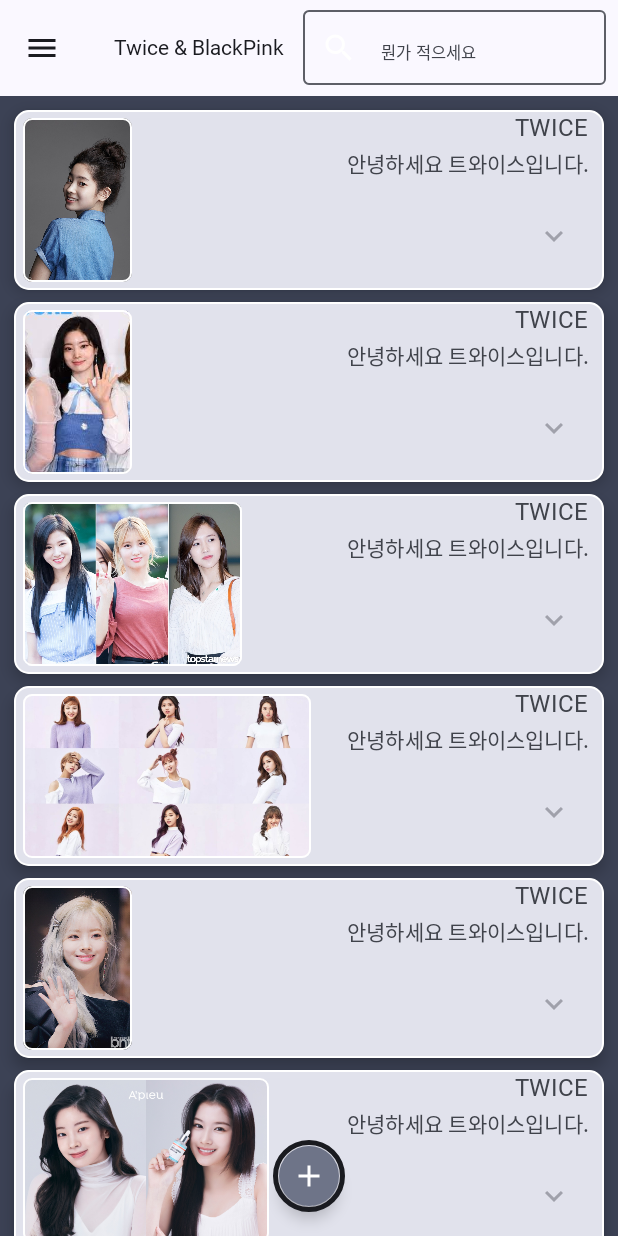
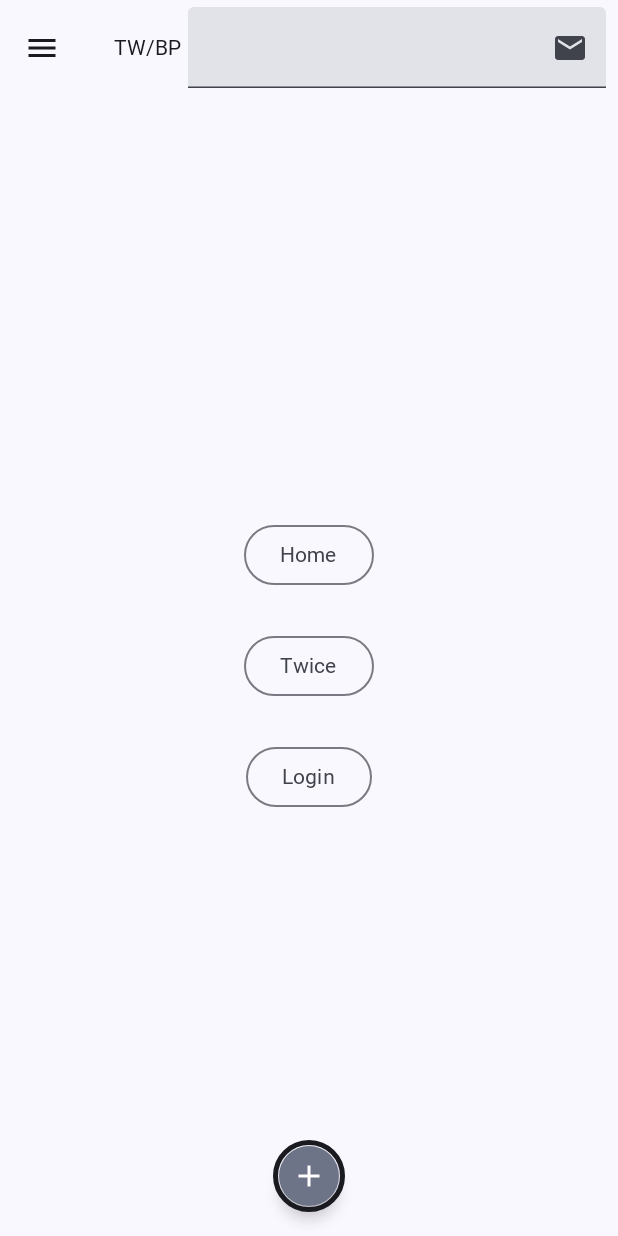
Before and after one commit to slow333/android-components-viewmodel-navigator, an Android app built with Jetpack Compose: the screen it shows after launch (MainActivity), on a phone screen of 412 x 824 dp. Run offline under Robolectric (Android 15) with nearby library versions, the phone set to English and light mode, and no system bars; Roboto replaces fonts that are not available here.

Commit message:
navigation setting-route, screen구성

```diff
--- a/app/build.gradle
+++ b/app/build.gradle
@@ -60,6 +60,10 @@
     implementation 'androidx.compose.ui:ui-graphics'
     implementation 'androidx.compose.ui:ui-tooling-preview'
     implementation 'androidx.compose.material3:material3'
+
+    implementation 'androidx.navigation:navigation-runtime-ktx:2.6.0-alpha06'
+    def nav_version = "2.5.3"
+    implementation "androidx.navigation:navigation-compose:$nav_version"
     testImplementation 'junit:junit:4.13.2'
     androidTestImplementation 'androidx.test.ext:junit:1.1.5'
     androidTestImplementation 'androidx.test.espresso:espresso-core:3.5.1'
--- a/app/src/main/java/kr/logcenter/restart/MainActivity.kt
+++ b/app/src/main/java/kr/logcenter/restart/MainActivity.kt
@@ -7,36 +7,25 @@
 import androidx.compose.material3.MaterialTheme
 import androidx.compose.material3.Surface
 import androidx.compose.ui.Modifier
-import kr.logcenter.restart.components.ScaffoldTwice
-import kr.logcenter.restart.components.TwiceCardList
+import androidx.navigation.NavHostController
+import androidx.navigation.compose.rememberNavController
 import kr.logcenter.restart.ui.theme.RestartTheme
 
 class MainActivity : ComponentActivity() {
+
+   private lateinit var navController: NavHostController
    override fun onCreate(savedInstanceState: Bundle?) {
       super.onCreate(savedInstanceState)
       setContent {
          RestartTheme {
-            // A surface container using the 'background' color from the theme
             Surface(
                modifier = Modifier.fillMaxSize(),
                color = MaterialTheme.colorScheme.background
             ) {
-               ScaffoldTwice {
-                  TwiceCardList()
-               }
+               navController = rememberNavController()
+               SetupNavGraph(navController = navController)
             }
          }
       }
    }
 }
-
-
-
-
-//@Preview(showBackground = true)
-//@Composable
-//fun GreetingPreview() {
-//   RestartTheme {
-//      Greeting("Android")
-//   }
-//}
--- /dev/null
+++ b/app/src/main/java/kr/logcenter/restart/NavGraph.kt
@@ -0,0 +1,20 @@
+package kr.logcenter.restart
+
+import androidx.compose.runtime.Composable
+import androidx.navigation.NavHostController
+import androidx.navigation.compose.NavHost
+import androidx.navigation.compose.composable
+import kr.logcenter.restart.components.HomeScreen
+import kr.logcenter.restart.components.Login
+import kr.logcenter.restart.components.TwiceCardList
+import kr.logcenter.restart.data.twiceList
+
+@Composable
+fun SetupNavGraph( navController: NavHostController
+) {
+   NavHost(navController = navController, startDestination = Screen.Home.route){
+      composable(route = Screen.Home.route ) { HomeScreen(navController) }
+      composable(route = Screen.Login.route ) { Login(navController) }
+      composable(route = Screen.Blackpink.route ) { TwiceCardList(twiceList, navController) }
+   }
+}
--- /dev/null
+++ b/app/src/main/java/kr/logcenter/restart/Screen.kt
@@ -0,0 +1,7 @@
+package kr.logcenter.restart
+
+sealed class Screen(val route: String) {
+   object Home: Screen(route = "home_screen")
+   object Login: Screen(route = "login_screen")
+   object Blackpink: Screen(route = "blackpink_screen")
+}
--- /dev/null
+++ b/app/src/main/java/kr/logcenter/restart/components/GoogleButton.kt
@@ -0,0 +1,8 @@
+package kr.logcenter.restart.components
+
+import androidx.compose.runtime.Composable
+
+@Composable
+fun GoogleButton() {
+
+}
--- /dev/null
+++ b/app/src/main/java/kr/logcenter/restart/components/HomeScreen.kt
@@ -0,0 +1,50 @@
+package kr.logcenter.restart.components
+
+import androidx.compose.foundation.background
+import androidx.compose.foundation.clickable
+import androidx.compose.foundation.layout.Arrangement
+import androidx.compose.foundation.layout.Box
+import androidx.compose.foundation.layout.Column
+import androidx.compose.foundation.layout.fillMaxSize
+import androidx.compose.material3.Button
+import androidx.compose.material3.MaterialTheme
+import androidx.compose.material3.OutlinedButton
+import androidx.compose.material3.Text
+import androidx.compose.runtime.Composable
+import androidx.compose.ui.Alignment
+import androidx.compose.ui.Modifier
+import androidx.compose.ui.text.font.FontWeight
+import androidx.compose.ui.unit.dp
+import androidx.navigation.NavController
+import kr.logcenter.restart.Screen
+
+@Composable
+fun HomeScreen(navController: NavController) {
+
+   ScaffoldTwice(navController = navController) {
+      Column(
+         modifier = Modifier.fillMaxSize()
+            .background(MaterialTheme.colorScheme.surface),
+         verticalArrangement = Arrangement.spacedBy(26.dp, alignment = Alignment.CenterVertically),
+         horizontalAlignment = Alignment.CenterHorizontally
+      ) {
+         OutlinedButton(onClick = { navController.navigate(route = Screen.Home.route) },
+         ) {
+            Text(text = "Home")
+         }
+         OutlinedButton(onClick = { navController.navigate(route = Screen.Blackpink.route) },
+         ) {
+            Text(text = "Twice")
+         }
+         OutlinedButton(onClick = { navController.navigate(route = Screen.Login.route) },
+         ) {
+            Text(text = "Login")
+         }
+      }
+   }
+}
+
+@Composable
+fun OutLinedButton(onClick: () -> Unit, content: () -> Unit) {
+
+}
--- /dev/null
+++ b/app/src/main/java/kr/logcenter/restart/components/Login.kt
@@ -0,0 +1,12 @@
+package kr.logcenter.restart.components
+
+import androidx.compose.material3.Text
+import androidx.compose.runtime.Composable
+import androidx.navigation.NavController
+
+@Composable
+fun Login(navController: NavController) {
+   ScaffoldTwice(navController = navController) {
+      Text("LOgin Screen")
+   }
+}
--- a/app/src/main/java/kr/logcenter/restart/components/MyViewModel.kt
+++ b/app/src/main/java/kr/logcenter/restart/components/MyViewModel.kt
@@ -2,7 +2,6 @@
 
 import androidx.compose.runtime.mutableStateOf
 import androidx.lifecycle.ViewModel
-
 
 class MyViewModel: ViewModel() {
    private val _text = mutableStateOf("안녕")
--- a/app/src/main/java/kr/logcenter/restart/components/ScaffoldTwice.kt
+++ b/app/src/main/java/kr/logcenter/restart/components/ScaffoldTwice.kt
@@ -5,15 +5,20 @@
 import androidx.compose.foundation.layout.Box
 import androidx.compose.foundation.layout.Row
 import androidx.compose.foundation.layout.fillMaxHeight
+import androidx.compose.foundation.layout.fillMaxWidth
 import androidx.compose.foundation.layout.height
 import androidx.compose.foundation.layout.padding
 import androidx.compose.foundation.layout.width
+import androidx.compose.foundation.layout.wrapContentSize
 import androidx.compose.foundation.shape.CircleShape
 import androidx.compose.material.icons.Icons
 import androidx.compose.material.icons.filled.Add
 import androidx.compose.material.icons.filled.Menu
+import androidx.compose.material.icons.filled.MoreVert
 import androidx.compose.material.icons.filled.Search
 import androidx.compose.material3.CenterAlignedTopAppBar
+import androidx.compose.material3.DropdownMenu
+import androidx.compose.material3.DropdownMenuItem
 import androidx.compose.material3.ExperimentalMaterial3Api
 import androidx.compose.material3.ExtendedFloatingActionButton
 import androidx.compose.material3.FabPosition
@@ -33,41 +38,35 @@
 import androidx.compose.ui.Alignment
 import androidx.compose.ui.Modifier
 import androidx.compose.ui.graphics.Color
+import androidx.compose.ui.platform.LocalContext
 import androidx.compose.ui.text.TextStyle
 import androidx.compose.ui.unit.dp
 import androidx.compose.ui.unit.sp
+import androidx.navigation.NavController
+import kr.logcenter.restart.Screen
 
 @SuppressLint("RememberReturnType", "UnusedMaterial3ScaffoldPaddingParameter")
 @OptIn(ExperimentalMaterial3Api::class)
 @Composable
-fun ScaffoldTwice(content: @Composable () -> Unit, ) {
+fun ScaffoldTwice(navController: NavController, content: @Composable () -> Unit, ) {
    var name by remember { mutableStateOf("") }
 
    Scaffold(
       containerColor  = MaterialTheme.colorScheme.secondary,
+
       topBar = {
          CenterAlignedTopAppBar(
             title = {
                Row(verticalAlignment = Alignment.CenterVertically,
                   modifier = Modifier.padding(start = 20.dp)) {
-                  Text("Twice & BlackPink",
-                     fontSize = MaterialTheme.typography.titleSmall.fontSize)
-                  OutlinedTextField(
-                     value = name, onValueChange = { name = it},
-//                     label = {Text("NAME", fontSize = 10.sp)},
-                     placeholder = { Text("뭔가 적으세요", fontSize = MaterialTheme.typography.labelSmall.fontSize)},
-                     modifier = Modifier.padding(start = 12.dp).height(50.dp),
-                     textStyle = TextStyle(fontSize = 16.sp),
-                     leadingIcon = { Icon( Icons.Filled.Search,
-                        tint = Color.White, contentDescription = "no"
-                     )}
-                  )
+                  Text("TW/BP",
+                     fontSize = MaterialTheme.typography.titleSmall.fontSize,
+                  modifier = Modifier.padding(end = 4.dp))
+                  TxField()
                }
             },
             navigationIcon = {
-               IconButton(
-                  onClick = { /* "Open nav drawer" */ }
-               ) { Icon(Icons.Filled.Menu, contentDescription = "Menu")  }
+               DropDownMenu(navController = navController)
             },
 //            colors = TopAppBarDefaults.centerAlignedTopAppBarColors(MaterialTheme.colorScheme.onPrimaryContainer)
          )
@@ -88,9 +87,36 @@
    }
 }
 
-//
-//@Preview(showBackground = true)
-//@Composable
-//fun GreetingPreview() {
-//      ScaffoldTwice()
-//}
+@Composable
+fun DropDownMenu(navController: NavController) {
+   val context = LocalContext.current
+   var expanded by remember { mutableStateOf(false) }
+
+   Box(
+      modifier = Modifier
+//         .fillMaxWidth()
+         .wrapContentSize(Alignment.TopStart)
+   ) {
+      IconButton(onClick = { expanded = !expanded }) {
+         Icon( imageVector = Icons.Default.Menu, contentDescription = "More" )
+      }
+
+      DropdownMenu(
+         expanded = expanded,
+         onDismissRequest = { expanded = false }
+      ) {
+         DropdownMenuItem(
+            text = { Text("Home") },
+            onClick = { navController.navigate(route = Screen.Home.route) }
+         )
+         DropdownMenuItem(
+            text = { Text("Twice") },
+            onClick = { navController.navigate(route = Screen.Blackpink.route) }
+         )
+         DropdownMenuItem(
+            text = { Text("Login") },
+            onClick = { navController.navigate(route = Screen.Login.route) }
+         )
+      }
+   }
+}
--- a/app/src/main/java/kr/logcenter/restart/components/TwiceCard.kt
+++ b/app/src/main/java/kr/logcenter/restart/components/TwiceCard.kt
@@ -53,6 +53,7 @@
 import androidx.compose.ui.unit.dp
 import androidx.compose.ui.unit.sp
 import androidx.compose.ui.window.Dialog
+import androidx.navigation.NavController
 import kr.logcenter.restart.R
 import kr.logcenter.restart.data.Twice
 import kr.logcenter.restart.data.twiceList
@@ -107,7 +108,10 @@
                fontWeight = FontWeight(800), overflow = TextOverflow.Ellipsis )
             Text(text = desc, fontSize = bodyFontSize)
             IconButton(onClick = { showComment = !showComment},
-               modifier = Modifier.alpha(0.4f).weight(1f).rotate(rotateAnimation)) {
+               modifier = Modifier
+                  .alpha(0.4f)
+                  .weight(1f)
+                  .rotate(rotateAnimation)) {
                Icon(
                   imageVector = Icons.Filled.KeyboardArrowDown,
                   contentDescription = "to fold"
@@ -141,10 +145,12 @@
 }
 
 @Composable
-fun TwiceCardList(twList: List<Twice> = twiceList) {
-   LazyColumn(contentPadding = PaddingValues(horizontal = 5.dp, vertical = 5.dp)) {
-      items(twList) {item ->
-         TwiceCard(title = item.title, image = item.image, desc = item.description, comment = item.comment)
+fun TwiceCardList(twList: List<Twice>, navController: NavController) {
+   ScaffoldTwice(navController = navController) {
+      LazyColumn(contentPadding = PaddingValues(horizontal = 5.dp, vertical = 5.dp)) {
+         items(twList) {item ->
+            TwiceCard(title = item.title, image = item.image, desc = item.description, comment = item.comment)
+         }
       }
    }
 }
--- /dev/null
+++ b/app/src/main/java/kr/logcenter/restart/components/TxField.kt
@@ -0,0 +1,68 @@
+package kr.logcenter.restart.components
+
+import android.util.Log
+import androidx.compose.foundation.layout.Column
+import androidx.compose.foundation.layout.height
+import androidx.compose.foundation.text.KeyboardActions
+import androidx.compose.foundation.text.KeyboardOptions
+import androidx.compose.material.icons.Icons
+import androidx.compose.material.icons.filled.Add
+import androidx.compose.material.icons.filled.Email
+import androidx.compose.material.icons.filled.Phone
+import androidx.compose.material3.ExperimentalMaterial3Api
+import androidx.compose.material3.Icon
+import androidx.compose.material3.IconButton
+import androidx.compose.material3.Text
+import androidx.compose.material3.TextField
+import androidx.compose.runtime.Composable
+import androidx.compose.runtime.getValue
+import androidx.compose.runtime.mutableStateOf
+import androidx.compose.runtime.remember
+import androidx.compose.runtime.setValue
+import androidx.compose.ui.Modifier
+import androidx.compose.ui.graphics.Color
+import androidx.compose.ui.text.TextStyle
+import androidx.compose.ui.text.input.ImeAction
+import androidx.compose.ui.text.input.KeyboardType
+import androidx.compose.ui.tooling.preview.Preview
+import androidx.compose.ui.unit.dp
+import androidx.compose.ui.unit.sp
+
+@OptIn(ExperimentalMaterial3Api::class)
+@Composable
+fun TxField() {
+
+   var inputText by remember { mutableStateOf("") }
+   Column {
+      TextField(value = inputText, onValueChange = { inputText = it},
+//         label = { Text("")},
+         singleLine = true,
+         trailingIcon = {
+            IconButton(onClick = { /*TODO*/ }) {
+               Icon(
+                  Icons.Filled.Email,
+                  contentDescription = "null",
+               )
+            }
+         },
+         keyboardOptions = KeyboardOptions(
+            keyboardType = KeyboardType.Email,
+            imeAction = ImeAction.Search
+         ),
+         keyboardActions = KeyboardActions(
+            onSearch = {
+               Log.d("ImeAction", "Clicked")
+            }
+         ),
+         textStyle = TextStyle(fontSize = 15.sp, lineHeight=0.sp),
+         modifier = Modifier.height(54.dp),
+
+      )
+   }
+}
+
+@Preview(showBackground = true)
+@Composable
+fun preview() {
+   TxField()
+}
```
